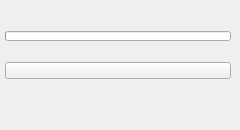
m3trik/Scripts_portable, file ui/level_3/deformation.ui: the form before one commit.
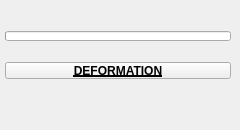
The form after the commit. Custom widgets are drawn as their Qt base class.

Diff of the .ui file:
```diff
--- a/ui/level_3/deformation.ui
+++ b/ui/level_3/deformation.ui
@@ -111,8 +111,15 @@
          <height>17</height>
         </size>
        </property>
+       <property name="font">
+        <font>
+         <weight>75</weight>
+         <bold>true</bold>
+         <underline>true</underline>
+        </font>
+       </property>
        <property name="text">
-        <string/>
+        <string>DEFORMATION</string>
        </property>
        <property name="checkable">
         <bool>true</bool>
```
